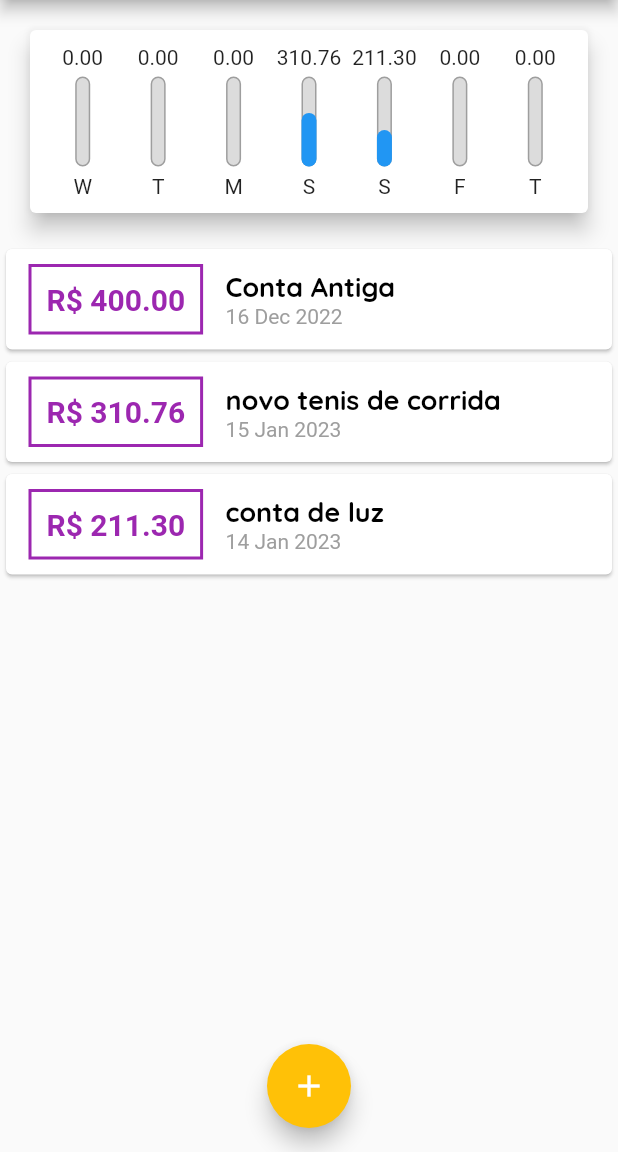
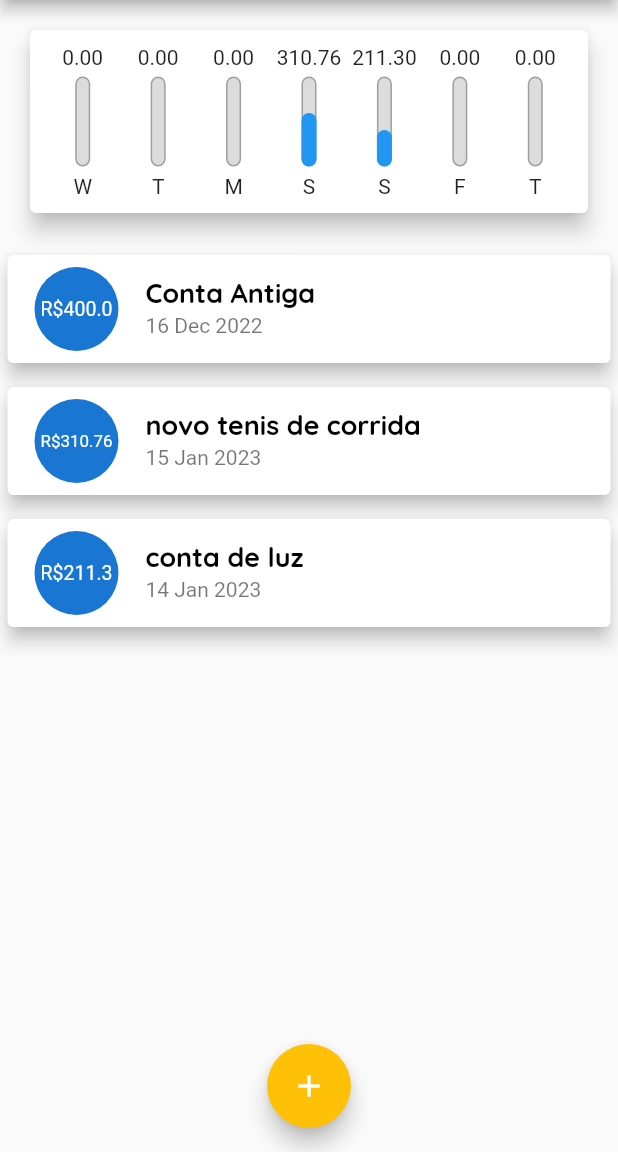
Before and after one commit to Daniel-Veloso/flutter_expenses, a Flutter app: the screen it shows after launch, on a phone screen of 412 x 824 dp, the part 84-1236 px from its top. Run offline on Flutter 3.47's test engine with Material 2 defaults, Android fonts, the phone set to English and light mode, and no system bars.

Commit message:
Implementing LisTile in transaction list

```diff
--- a/lib/components/transaction_list.dart
+++ b/lib/components/transaction_list.dart
@@ -32,45 +32,28 @@ class TransactionList extends StatelessWidget {
         itemBuilder: (ctx, index){
           final tr = transactions![index];
           return Card(
-            child: Row(
-              children: [
-                Container(
+            elevation: 5,
             margin: EdgeInsets.symmetric(
-                    horizontal: 15,
-                    vertical: 10,
+              vertical: 8,
+              horizontal: 5,
             ),
-                  decoration: BoxDecoration(
-                    border: Border.all(
-                      color: Theme.of(context).colorScheme.primary,
-                      width: 2,
-                    ),
-                  ),
-                  padding: EdgeInsets.all(10),
-                  child: Text(
-                    'R\$ ${tr.value!.toStringAsFixed(2)}',
-                    style: TextStyle(
-                      fontWeight: FontWeight.bold,
-                      fontSize: 20,
-                      color: Theme.of(context).colorScheme.primary,
+            child: ListTile(
+              leading: CircleAvatar(
+                radius: 30,
+                child: Padding(
+                  padding: const EdgeInsets.all(6),
+                  child: FittedBox(
+                    child: Text('R\$${tr.value}'),
                   ),
                 ),
               ),
-                Column(
-                  crossAxisAlignment: CrossAxisAlignment.start,
-                  children: [
-                    Text(
-                      tr.title!,
+              title: Text(
+                tr.title.toString(),
                 style: Theme.of(context).textTheme.headline6,
               ),
-                    Text(
-                      DateFormat('d MMM y').format(tr.date!),
-                      style: TextStyle(
-                        color: Colors.grey,
+              subtitle: Text(
+                DateFormat('d MMM y').format(tr.date as DateTime),
               ),
-                    ),
-                  ],
-                ),
-              ],
             ),
           );
         },
```
Lines whose indentation alone changed are shown as unchanged.
